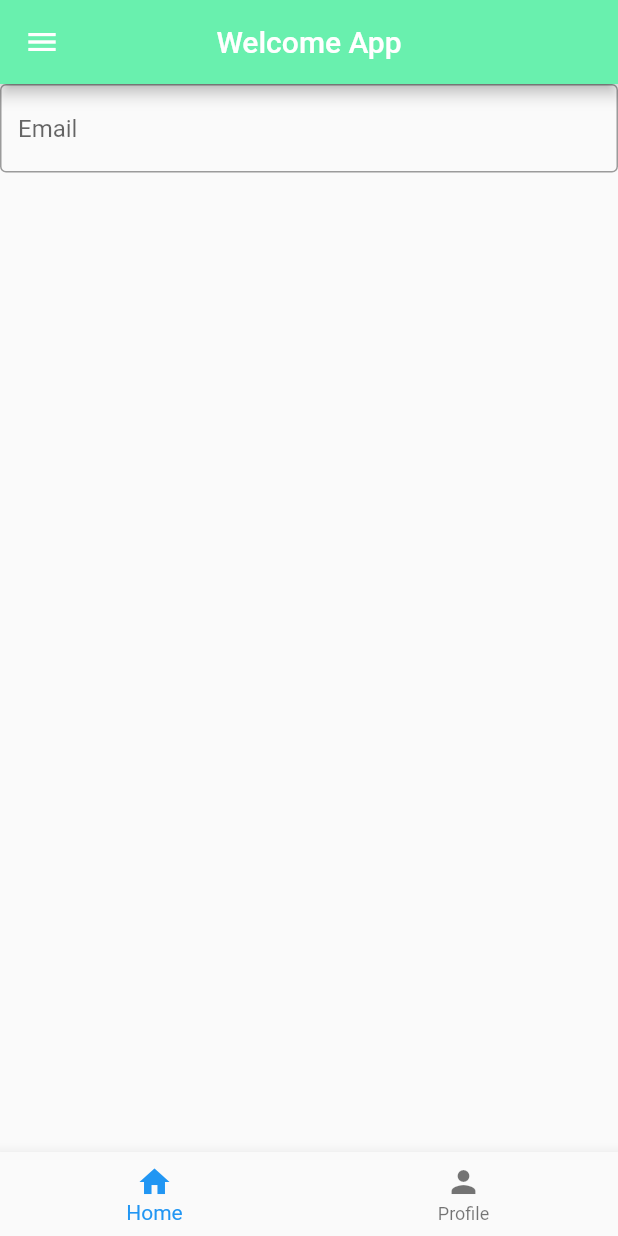
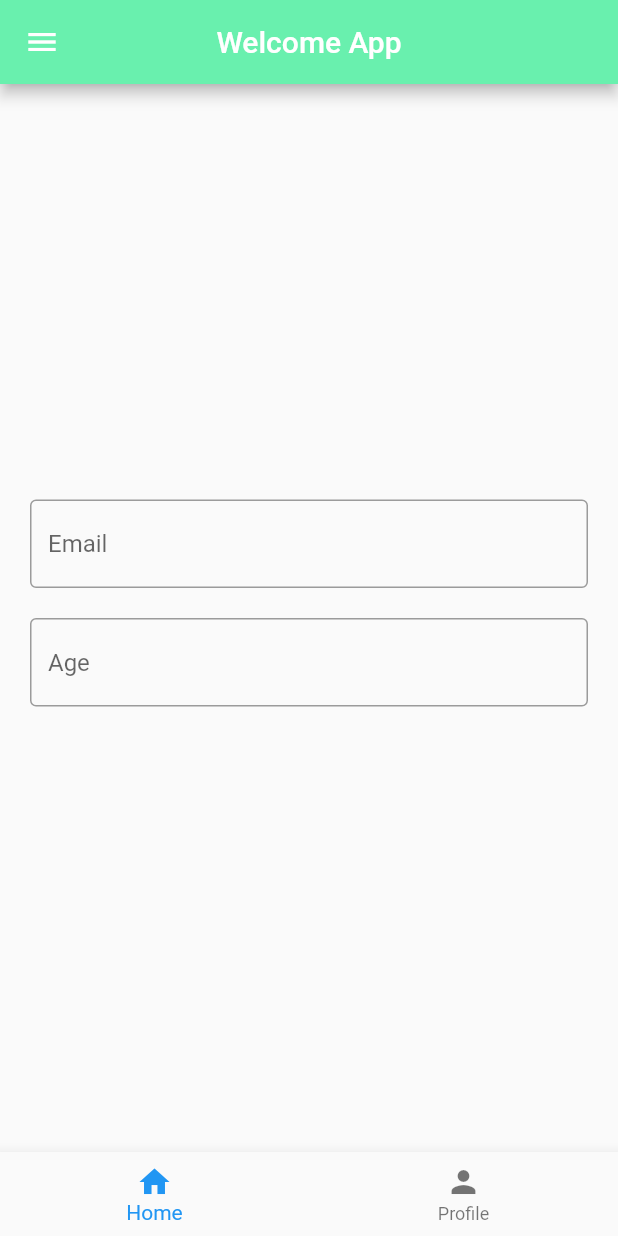
Before and after one commit to simonjv01/flutter_app_welcome, a Flutter app: the screen it shows after launch, on a phone screen of 412 x 824 dp. Run offline on Flutter 3.47's test engine with Material 2 defaults, Android fonts, the phone set to English and light mode, and no system bars.

Commit message:
added sizedBox between fields

```diff
--- a/lib/pages/home/home.dart
+++ b/lib/pages/home/home.dart
@@ -1,23 +1,44 @@
 import 'package:flutter/material.dart';
 import 'package:flutter_app_welcome/pages/register_page.dart';
 
-class Home extends StatelessWidget {
+class Home extends StatefulWidget {
   const Home({super.key});
 
   @override
+  State<Home> createState() => _HomeState();
+}
+
+class _HomeState extends State<Home> {
+  TextEditingController controllerName = TextEditingController();
+  TextEditingController controllerAge = TextEditingController();
+  bool isAgree = false;
+  @override
   Widget build(BuildContext context) {
     return Scaffold(
-      body: Center(
+      body: Padding(
+        padding: const EdgeInsets.all(20.0),
+        child: Center(
           child: Column(
+            mainAxisSize: MainAxisSize.min,
             children: [
               TextFormField(
-              controller: controllerEmail,
+                controller: controllerName,
                 decoration: const InputDecoration(
                   border: OutlineInputBorder(),
                   hintText: 'Email',
                 ),
-            )
+              ),
+              const SizedBox(height: 20.0),
+              TextFormField(
+                controller: controllerAge,
+                decoration: const InputDecoration(
+                  border: OutlineInputBorder(),
+                  hintText: 'Age',
+                ),
+              ),
+              const SizedBox(height: 20.0),
             ],
+          ),
         ),
       ),
     );
```
Lines whose indentation alone changed are shown as unchanged.
